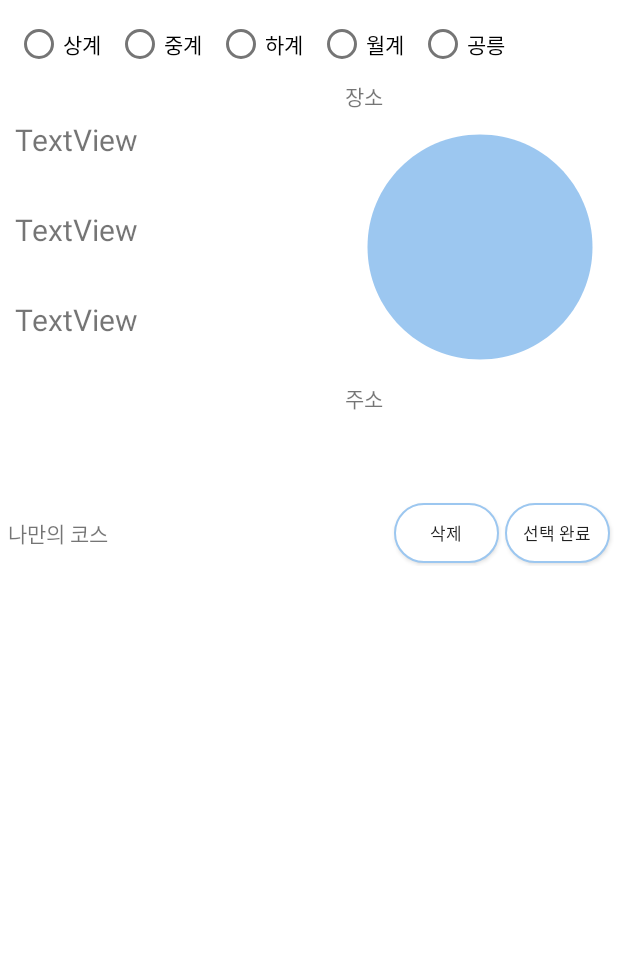
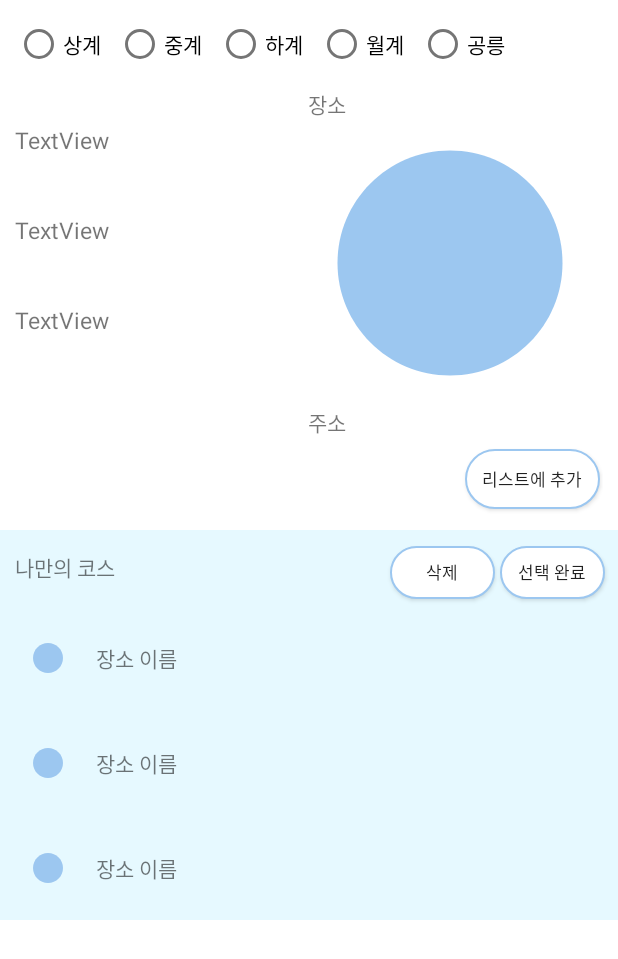
Before and after one commit to Hyobeen-Park/guru2_team21, an Android app: the layout activity_myroute.xml on its own in the app's theme, with its tools: preview values and no code run, on a phone screen of 412 x 824 dp. Shown: the top 959 px of the screen. Run offline under Robolectric (Android 15) with nearby library versions, the phone set to English and light mode, and no system bars.

Commit message:
나만의 코스 리사이클러뷰 추가, 리스트에 추가 버튼 활성화

```diff
--- /dev/null
+++ b/app/src/main/java/com/example/guru2_team21/myroutesData.kt
@@ -0,0 +1,5 @@
+package com.example.guru2_team21
+
+data class myroutesData (
+        val name : String
+        )
--- a/app/src/main/res/layout/activity_myroute.xml
+++ b/app/src/main/res/layout/activity_myroute.xml
@@ -53,7 +53,7 @@
 
     <LinearLayout
         android:layout_width="wrap_content"
-        android:layout_height="280dp"
+        android:layout_height="300dp"
         android:orientation="horizontal">
 
         <LinearLayout
@@ -65,7 +65,7 @@
             <androidx.recyclerview.widget.RecyclerView
                 android:id="@+id/route_recyclerview"
                 android:layout_marginTop="5dp"
-                android:layout_width="200dp"
+                android:layout_width="170dp"
                 android:layout_height="match_parent"
                 android:layout_weight="1"
                 android:layout_gravity="left"
@@ -80,15 +80,16 @@
 
 
         <LinearLayout
-            android:layout_width="210dp"
-            android:layout_height="match_parent"
+            android:layout_width="230dp"
+            android:layout_height="300dp"
             android:orientation="vertical"
             android:layout_weight="1"
-            android:layout_gravity="right">
+            android:layout_gravity="right"
+            android:layout_margin="10dp">
 
             <TextView
                 android:id="@+id/route_name"
-                android:layout_marginStart="10dp"
+                android:layout_margin="5dp"
                 android:layout_width="wrap_content"
                 android:layout_height="wrap_content"
                 android:text="장소"/>
@@ -101,10 +102,20 @@
 
             <TextView
                 android:id="@+id/route_address"
-                android:layout_marginStart="10dp"
+                android:layout_margin="5dp"
                 android:layout_width="wrap_content"
                 android:layout_height="wrap_content"
                 android:text="주소"/>
+
+            <android.widget.Button
+                android:id="@+id/route_add"
+                android:layout_margin="2dp"
+                android:layout_width="90dp"
+                android:layout_height="40dp"
+                android:background="@drawable/round"
+                android:textSize="5pt"
+                android:text="리스트에 추가"
+                android:layout_gravity="center|right"/>
 
 
 
@@ -114,11 +125,12 @@
 
     <LinearLayout
         android:layout_width="match_parent"
-        android:layout_height="wrap_content"
-        android:orientation="horizontal">
+        android:layout_height="50dp"
+        android:orientation="horizontal"
+        android:background="@color/background">
 
         <TextView
-            android:layout_margin="5dp"
+            android:layout_marginStart="10dp"
             android:layout_width="250dp"
             android:layout_height="wrap_content"
             android:text="나만의 코스"
@@ -126,18 +138,19 @@
 
 
         <android.widget.Button
-            android:layout_margin="2dp"
+            android:layout_marginTop="3dp"
             android:layout_width="70dp"
-            android:layout_height="40dp"
+            android:layout_height="35dp"
             android:background="@drawable/round"
             android:textSize="5pt"
             android:text="삭제"
             android:layout_gravity="center|right"/>
 
         <android.widget.Button
-            android:layout_margin="2dp"
+            android:layout_marginTop="3dp"
+            android:layout_marginStart="3dp"
             android:layout_width="70dp"
-            android:layout_height="40dp"
+            android:layout_height="35dp"
             android:background="@drawable/round"
             android:textSize="5pt"
             android:text="선택 완료"
@@ -147,19 +160,21 @@
 
     </LinearLayout>
 
-    <ScrollView
-        android:id="@+id/myroute_list_scrollview"
+    <LinearLayout
+        android:id="@+id/myroute_layout"
         android:layout_width="match_parent"
-        android:layout_height="wrap_content">
+        android:layout_height="wrap_content"
+        android:background="@color/background">
 
+        <androidx.recyclerview.widget.RecyclerView
+            android:id="@+id/myroute_recyclerview"
+            android:layout_width="match_parent"
+            android:layout_height="match_parent"
+            app:layoutManager="androidx.recyclerview.widget.LinearLayoutManager"
+            tools:listitem="@layout/activity_myroute_recycler">
 
+        </androidx.recyclerview.widget.RecyclerView>
 
-
-    </ScrollView>
-
-
-
-
-
+    </LinearLayout>
 
 </LinearLayout>
--- /dev/null
+++ b/app/src/main/res/layout/activity_myroute_recycler.xml
@@ -0,0 +1,40 @@
+<?xml version="1.0" encoding="utf-8"?>
+<androidx.constraintlayout.widget.ConstraintLayout xmlns:android="http://schemas.android.com/apk/res/android"
+    xmlns:app="http://schemas.android.com/apk/res-auto"
+    xmlns:tools="http://schemas.android.com/tools"
+    android:layout_width="wrap_content"
+    android:layout_height="wrap_content"
+    android:layout_margin="10dp"
+    tools:context=".myroute_recyclerAdapter">
+
+    <androidx.constraintlayout.widget.ConstraintLayout
+        android:layout_width="200dp"
+        android:layout_height="50dp"
+        tools:ignore="MissingConstraints">
+
+        <ImageView
+            android:id="@+id/list_item_img"
+            android:layout_width="wrap_content"
+            android:layout_height="wrap_content"
+            android:layout_gravity="center_vertical"
+            android:layout_marginStart="10dp"
+            android:src="@drawable/s_circle"
+            app:layout_constraintBottom_toBottomOf="parent"
+            app:layout_constraintStart_toStartOf="parent"
+            app:layout_constraintTop_toTopOf="parent" />
+
+        <TextView
+            android:id="@+id/myroute_recyclertext"
+            android:layout_width="wrap_content"
+            android:layout_height="wrap_content"
+            android:layout_gravity="center_vertical"
+            android:layout_marginStart="20dp"
+            android:text="장소 이름"
+            app:layout_constraintBottom_toBottomOf="parent"
+            app:layout_constraintStart_toEndOf="@+id/list_item_img"
+            app:layout_constraintTop_toTopOf="parent" />
+
+    </androidx.constraintlayout.widget.ConstraintLayout>
+
+
+</androidx.constraintlayout.widget.ConstraintLayout>
--- a/app/src/main/res/layout/activity_route_recycler.xml
+++ b/app/src/main/res/layout/activity_route_recycler.xml
@@ -11,9 +11,9 @@
         android:id="@+id/route_recyclertext"
         android:layout_width="200dp"
         android:layout_height="60dp"
-        android:layout_margin="15dp"
+        android:layout_margin="17dp"
         android:text="TextView"
-        android:textSize="20dp"
+        android:textSize="15dp"
         android:gravity="center_vertical"
         tools:ignore="MissingConstraints" />
 
```
Also changed, not shown: app/src/main/java/com/example/guru2_team21/MyrouteActivity.kt (+14 -0 lines), app/src/main/java/com/example/guru2_team21/myroute_recyclerAdapter.kt (added, +42 -0 lines), app/src/main/res/layout/list_item.xml (deleted, +0 -31 lines).
